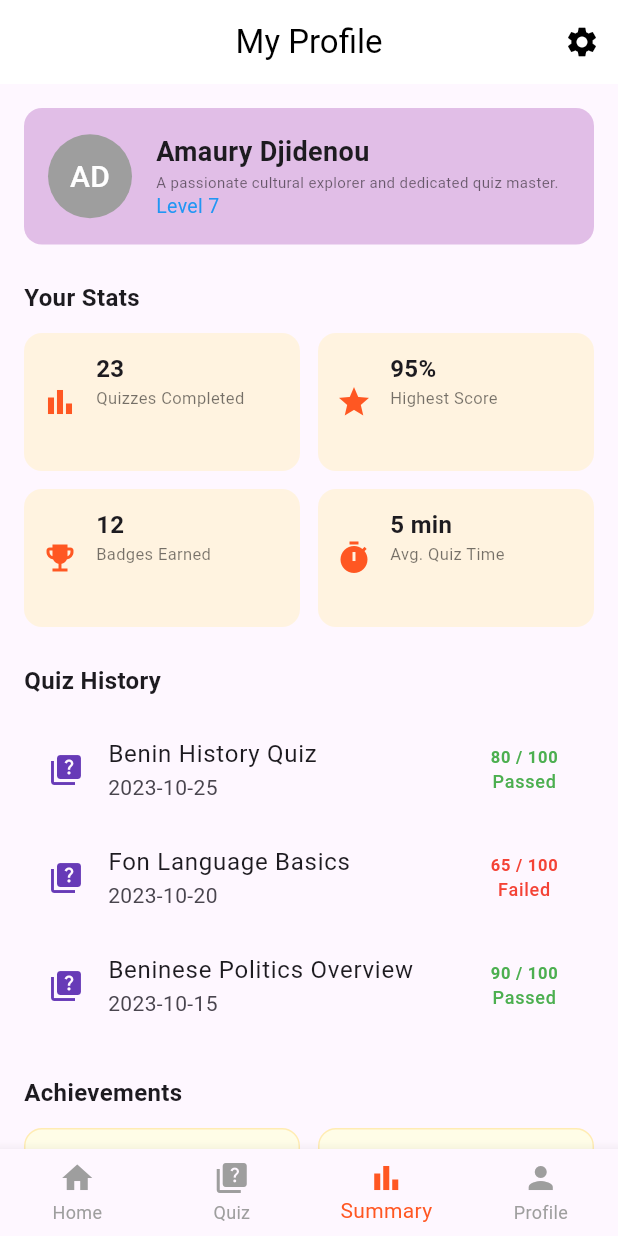
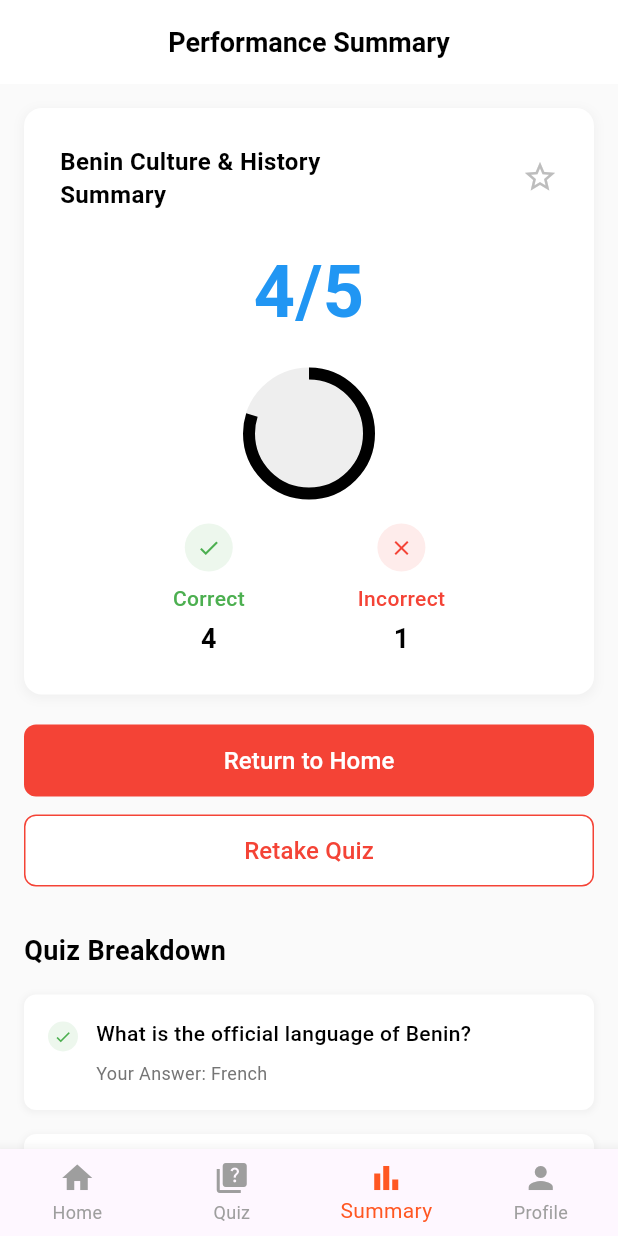
Before and after one commit to agonglomarel7/benin_quiz, a Flutter app: the MainNavigation screen opened directly, item 3 of the bottom bar chosen, on a phone screen of 412 x 824 dp. Run offline on Flutter 3.47's test engine with Material 3 defaults, Android fonts, the phone set to English and light mode, and no system bars; our stand-ins replace font_awesome_flutter.

Commit message:
Adding the performance screen

```diff
--- a/lib/screens/main_navigation.dart
+++ b/lib/screens/main_navigation.dart
@@ -1,3 +1,4 @@
+import 'package:benin_quiz/screens/perfomanceScreen.dart';
 import 'package:benin_quiz/screens/profilScreen.dart';
 import 'package:benin_quiz/screens/quizScreen.dart';
 import 'package:flutter/material.dart';
@@ -16,6 +17,8 @@ class _MainNavigationState extends State<MainNavigation> {
   final List<Widget> _screens = [
     const HomeScreen(),
     QuizScreen(),
+    PerformanceSummaryScreen(),
+
     const ProfileScreen(),
   ];
 
--- /dev/null
+++ b/lib/screens/perfomanceScreen.dart
@@ -0,0 +1,420 @@
+import 'package:flutter/material.dart';
+
+class PerformanceSummaryScreen extends StatefulWidget {
+  @override
+  _PerformanceSummaryScreenState createState() => _PerformanceSummaryScreenState();
+}
+
+class _PerformanceSummaryScreenState extends State<PerformanceSummaryScreen> {
+  @override
+  Widget build(BuildContext context) {
+    return Scaffold(
+      backgroundColor: Colors.grey[50],
+      appBar: AppBar(
+        backgroundColor: Colors.white,
+        elevation: 0,
+        centerTitle: true,
+        title: Text(
+          'Performance Summary',
+          style: TextStyle(
+            color: Colors.black,
+            fontSize: 18,
+            fontWeight: FontWeight.w600,
+          ),
+        ),
+        leading: Container(), // Remove back button
+      ),
+      body: SingleChildScrollView(
+        padding: EdgeInsets.all(16),
+        child: Column(
+          crossAxisAlignment: CrossAxisAlignment.start,
+          children: [
+            // Main performance card
+            Container(
+              width: double.infinity,
+              padding: EdgeInsets.all(24),
+              decoration: BoxDecoration(
+                color: Colors.white,
+                borderRadius: BorderRadius.circular(12),
+                boxShadow: [
+                  BoxShadow(
+                    color: Colors.grey.withOpacity(0.1),
+                    spreadRadius: 1,
+                    blurRadius: 5,
+                    offset: Offset(0, 2),
+                  ),
+                ],
+              ),
+              child: Column(
+                children: [
+                  // Title with star icon
+                  Row(
+                    mainAxisAlignment: MainAxisAlignment.spaceBetween,
+                    children: [
+                      Text(
+                        'Benin Culture & History\nSummary',
+                        style: TextStyle(
+                          color: Colors.black,
+                          fontSize: 16,
+                          fontWeight: FontWeight.w600,
+                          height: 1.4,
+                        ),
+                      ),
+                      Icon(
+                        Icons.star_border,
+                        color: Colors.grey[400],
+                        size: 24,
+                      ),
+                    ],
+                  ),
+                  SizedBox(height: 20),
+                  // Score
+                  Text(
+                    '4/5',
+                    style: TextStyle(
+                      color: Colors.blue,
+                      fontSize: 48,
+                      fontWeight: FontWeight.bold,
+                    ),
+                  ),
+                  SizedBox(height: 20),
+                  // Circular progress indicator
+                  Container(
+                    width: 80,
+                    height: 80,
+                    child: Stack(
+                      children: [
+                        Container(
+                          width: 80,
+                          height: 80,
+                          decoration: BoxDecoration(
+                            shape: BoxShape.circle,
+                            color: Colors.grey[200],
+                          ),
+                        ),
+                        Container(
+                          width: 80,
+                          height: 80,
+                          child: CircularProgressIndicator(
+                            value: 0.8, // 4/5 = 0.8
+                            strokeWidth: 8,
+                            backgroundColor: Colors.grey[200],
+                            valueColor: AlwaysStoppedAnimation<Color>(Colors.black),
+                          ),
+                        ),
+                      ],
+                    ),
+                  ),
+                  SizedBox(height: 20),
+                  // Correct/Incorrect stats
+                  Row(
+                    mainAxisAlignment: MainAxisAlignment.spaceEvenly,
+                    children: [
+                      _buildStatItem('Correct', '4', Colors.green),
+                      _buildStatItem('Incorrect', '1', Colors.red),
+                    ],
+                  ),
+                ],
+              ),
+            ),
+            SizedBox(height: 20),
+            // Action buttons
+            _buildActionButton('Return to Home', Colors.red, Colors.white, () {
+              // Navigate to home
+            }),
+            SizedBox(height: 12),
+            _buildActionButton('Retake Quiz', Colors.white, Colors.red, () {
+              // Retake quiz
+            }, isOutlined: true),
+            SizedBox(height: 30),
+            // Quiz Breakdown section
+            Text(
+              'Quiz Breakdown',
+              style: TextStyle(
+                color: Colors.black,
+                fontSize: 18,
+                fontWeight: FontWeight.w600,
+              ),
+            ),
+            SizedBox(height: 16),
+            // Quiz questions breakdown
+            _buildQuizBreakdownItem(
+              'What is the official language of Benin?',
+              'Your Answer: French',
+              'Correct Answer: French',
+              true,
+            ),
+            _buildQuizBreakdownItem(
+              'Which West African country borders Benin to the east?',
+              'Your Answer: Ghana',
+              'Correct Answer: Nigeria',
+              false,
+            ),
+            _buildQuizBreakdownItem(
+              'What is the capital city of Benin?',
+              'Your Answer: Porto-Novo',
+              'Correct Answer: Porto-Novo',
+              true,
+            ),
+            _buildQuizBreakdownItem(
+              'Which major river runs through Benin?',
+              'Your Answer: Niger River',
+              'Correct Answer: Niger River',
+              true,
+            ),
+            _buildQuizBreakdownItem(
+              'Benin was formerly known by what colonial name?',
+              'Your Answer: Dahomey',
+              'Correct Answer: Dahomey',
+              true,
+            ),
+            SizedBox(height: 30),
+            // Areas for Improvement section
+            Text(
+              'Areas for Improvement',
+              style: TextStyle(
+                color: Colors.black,
+                fontSize: 18,
+                fontWeight: FontWeight.w600,
+              ),
+            ),
+            SizedBox(height: 16),
+            _buildImprovementItem(
+              'Geography',
+              'You got 1/2 (50%) of geography questions correct.',
+              'Review this section for better performance next time.',
+            ),
+            _buildImprovementItem(
+              'History',
+              'You got 1/1 (100%) of history questions correct.',
+              'Review this section for better performance next time.',
+            ),
+            SizedBox(height: 20),
+          ],
+        ),
+      ),
+    );
+  }
+
+  Widget _buildStatItem(String label, String value, Color color) {
+    return Column(
+      children: [
+        Container(
+          padding: EdgeInsets.all(8),
+          decoration: BoxDecoration(
+            color: color.withOpacity(0.1),
+            shape: BoxShape.circle,
+          ),
+          child: Icon(
+            label == 'Correct' ? Icons.check : Icons.close,
+            color: color,
+            size: 16,
+          ),
+        ),
+        SizedBox(height: 8),
+        Text(
+          label,
+          style: TextStyle(
+            color: color,
+            fontSize: 14,
+            fontWeight: FontWeight.w500,
+          ),
+        ),
+        SizedBox(height: 4),
+        Text(
+          value,
+          style: TextStyle(
+            color: Colors.black,
+            fontSize: 18,
+            fontWeight: FontWeight.bold,
+          ),
+        ),
+      ],
+    );
+  }
+
+  Widget _buildActionButton(String text, Color backgroundColor, Color textColor, VoidCallback onPressed, {bool isOutlined = false}) {
+    return Container(
+      width: double.infinity,
+      height: 48,
+      child: ElevatedButton(
+        onPressed: onPressed,
+        style: ElevatedButton.styleFrom(
+          backgroundColor: backgroundColor,
+          foregroundColor: textColor,
+          elevation: 0,
+          side: isOutlined ? BorderSide(color: Colors.red, width: 1) : null,
+          shape: RoundedRectangleBorder(
+            borderRadius: BorderRadius.circular(8),
+          ),
+        ),
+        child: Text(
+          text,
+          style: TextStyle(
+            fontSize: 16,
+            fontWeight: FontWeight.w500,
+          ),
+        ),
+      ),
+    );
+  }
+
+  Widget _buildQuizBreakdownItem(String question, String userAnswer, String correctAnswer, bool isCorrect) {
+    return Container(
+      margin: EdgeInsets.only(bottom: 16),
+      padding: EdgeInsets.all(16),
+      decoration: BoxDecoration(
+        color: Colors.white,
+        borderRadius: BorderRadius.circular(8),
+        boxShadow: [
+          BoxShadow(
+            color: Colors.grey.withOpacity(0.1),
+            spreadRadius: 1,
+            blurRadius: 3,
+            offset: Offset(0, 1),
+          ),
+        ],
+      ),
+      child: Column(
+        crossAxisAlignment: CrossAxisAlignment.start,
+        children: [
+          Row(
+            crossAxisAlignment: CrossAxisAlignment.start,
+            children: [
+              Container(
+                margin: EdgeInsets.only(top: 2),
+                padding: EdgeInsets.all(4),
+                decoration: BoxDecoration(
+                  color: isCorrect ? Colors.green.withOpacity(0.1) : Colors.red.withOpacity(0.1),
+                  shape: BoxShape.circle,
+                ),
+                child: Icon(
+                  isCorrect ? Icons.check : Icons.close,
+                  color: isCorrect ? Colors.green : Colors.red,
+                  size: 12,
+                ),
+              ),
+              SizedBox(width: 12),
+              Expanded(
+                child: Column(
+                  crossAxisAlignment: CrossAxisAlignment.start,
+                  children: [
+                    Text(
+                      question,
+                      style: TextStyle(
+                        color: Colors.black,
+                        fontSize: 14,
+                        fontWeight: FontWeight.w500,
+                        height: 1.4,
+                      ),
+                    ),
+                    SizedBox(height: 8),
+                    Text(
+                      userAnswer,
+                      style: TextStyle(
+                        color: Colors.grey[600],
+                        fontSize: 12,
+                      ),
+                    ),
+                    if (!isCorrect) ...[
+                      SizedBox(height: 4),
+                      Text(
+                        correctAnswer,
+                        style: TextStyle(
+                          color: Colors.grey[600],
+                          fontSize: 12,
+                        ),
+                      ),
+                    ],
+                  ],
+                ),
+              ),
+            ],
+          ),
+        ],
+      ),
+    );
+  }
+
+  Widget _buildImprovementItem(String topic, String description, String recommendation) {
+    return Container(
+      margin: EdgeInsets.only(bottom: 16),
+      padding: EdgeInsets.all(16),
+      decoration: BoxDecoration(
+        color: Colors.white,
+        borderRadius: BorderRadius.circular(8),
+        boxShadow: [
+          BoxShadow(
+            color: Colors.grey.withOpacity(0.1),
+            spreadRadius: 1,
+            blurRadius: 3,
+            offset: Offset(0, 1),
+          ),
+        ],
+      ),
+      child: Column(
+        crossAxisAlignment: CrossAxisAlignment.start,
+        children: [
+          Row(
+            children: [
+              Text(
+                'Topic: ',
+                style: TextStyle(
+                  color: Colors.black,
+                  fontSize: 14,
+                  fontWeight: FontWeight.w500,
+                ),
+              ),
+              Text(
+                topic,
+                style: TextStyle(
+                  color: Colors.red,
+                  fontSize: 14,
+                  fontWeight: FontWeight.w500,
+                ),
+              ),
+            ],
+          ),
+          SizedBox(height: 8),
+          Text(
+            description,
+            style: TextStyle(
+              color: Colors.grey[600],
+              fontSize: 12,
+              height: 1.4,
+            ),
+          ),
+          SizedBox(height: 8),
+          Text(
+            recommendation,
+            style: TextStyle(
+              color: Colors.grey[600],
+              fontSize: 12,
+              height: 1.4,
+            ),
+          ),
+        ],
+      ),
+    );
+  }
+}
+
+// Example usage in main.dart
+void main() {
+  runApp(MyApp());
+}
+
+class MyApp extends StatelessWidget {
+  @override
+  Widget build(BuildContext context) {
+    return MaterialApp(
+      title: 'Performance Summary',
+      theme: ThemeData(
+        primarySwatch: Colors.blue,
+        visualDensity: VisualDensity.adaptivePlatformDensity,
+      ),
+      home: PerformanceSummaryScreen(),
+      debugShowCheckedModeBanner: false,
+    );
+  }
+}
```
